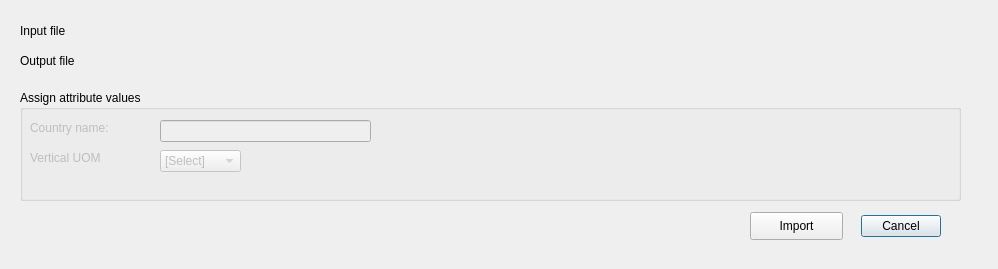
Above: obstacle_from_csv/obstacle_from_csv_dialog_base.ui from strpaw/QGIS3-Plugin-ObstacleFromCSV before the change. Below: the same form after it.
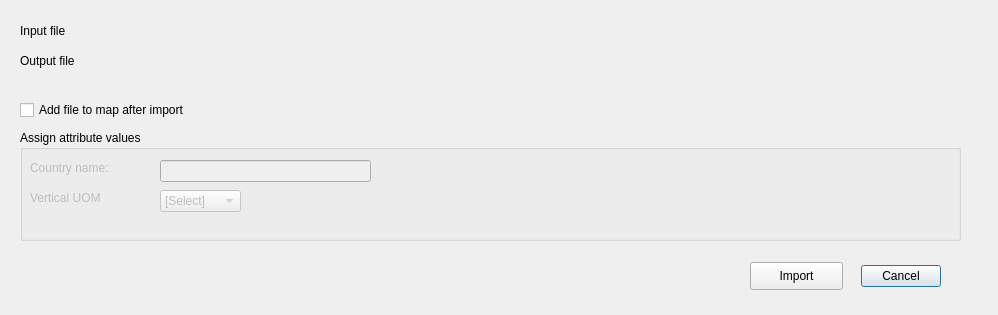
That is the form after the change. Custom widgets are drawn as their Qt base class.

Commit message: Add checkbox - adding layer to map after import

The edit to the form file:
```diff
--- a/obstacle_from_csv/obstacle_from_csv_dialog_base.ui
+++ b/obstacle_from_csv/obstacle_from_csv_dialog_base.ui
@@ -10,7 +10,7 @@
     <x>0</x>
     <y>0</y>
     <width>998</width>
-    <height>269</height>
+    <height>315</height>
    </rect>
   </property>
   <property name="windowTitle">
@@ -20,7 +20,7 @@
    <property name="geometry">
     <rect>
      <x>850</x>
-     <y>210</y>
+     <y>260</y>
      <width>91</width>
      <height>32</height>
     </rect>
@@ -71,7 +71,7 @@
    <property name="geometry">
     <rect>
      <x>750</x>
-     <y>212</y>
+     <y>262</y>
      <width>93</width>
      <height>28</height>
     </rect>
@@ -116,7 +116,7 @@
    <property name="geometry">
     <rect>
      <x>20</x>
-     <y>90</y>
+     <y>130</y>
      <width>941</width>
      <height>111</height>
     </rect>
@@ -198,6 +198,28 @@
     </item>
    </widget>
   </widget>
+  <widget class="QCheckBox" name="checkBoxAddLayerToMap">
+   <property name="geometry">
+    <rect>
+     <x>20</x>
+     <y>100</y>
+     <width>211</width>
+     <height>20</height>
+    </rect>
+   </property>
+   <property name="text">
+    <string>Add file to map after import</string>
+   </property>
+   <property name="checkable">
+    <bool>true</bool>
+   </property>
+   <property name="checked">
+    <bool>false</bool>
+   </property>
+   <property name="tristate">
+    <bool>false</bool>
+   </property>
+  </widget>
  </widget>
  <customwidgets>
   <customwidget>
```
The commit also changes 1 other file.
